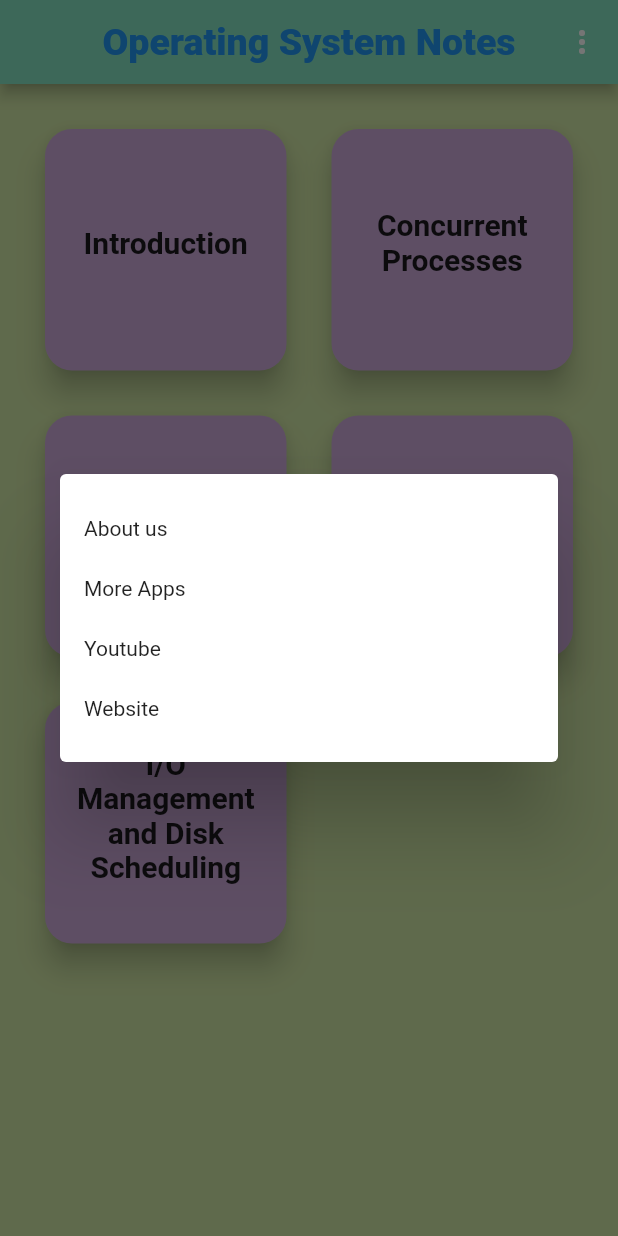
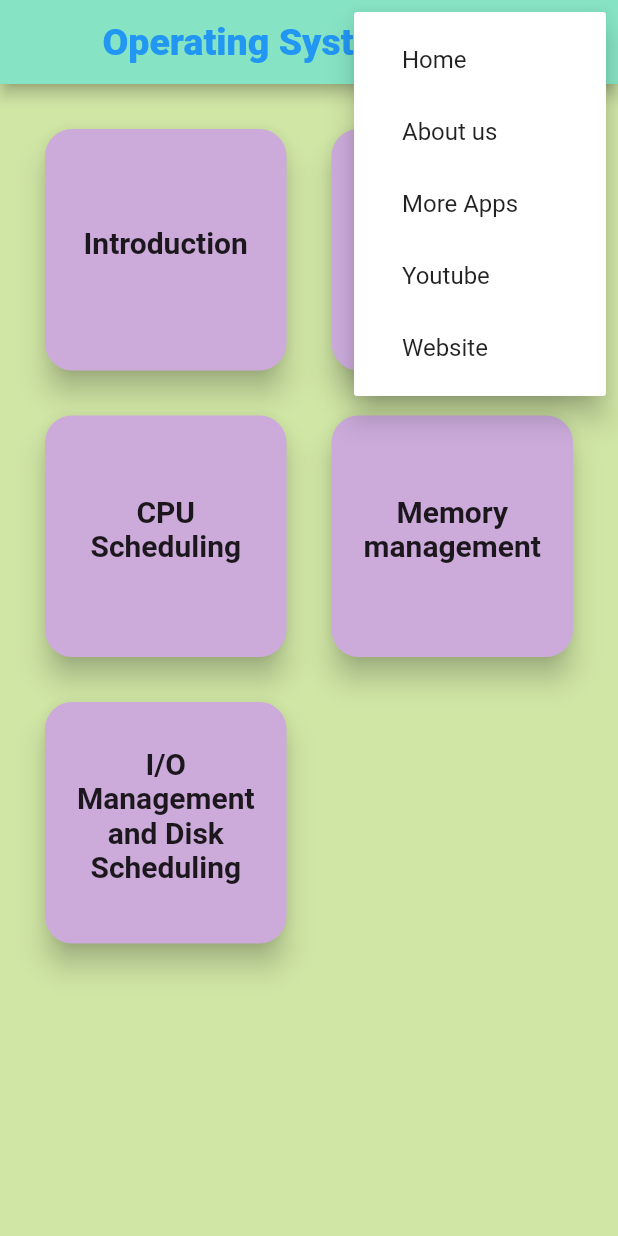
Before and after one commit to AmarjeetSrivastava/notestemplate, a Flutter app: the screen it shows after launch, after a tap on the "more vert" icon, on a phone screen of 412 x 824 dp. Run offline on Flutter 3.47's test engine with Material 2 defaults, Android fonts, the phone set to English and light mode, and no system bars.

Commit message:
popup-menu-added

```diff
--- a/lib/data/data.dart
+++ b/lib/data/data.dart
@@ -1,6 +1,8 @@
+import 'package:flutter/cupertino.dart';
 import 'package:my_notes/models/model.dart';
 import 'package:my_notes/pages/quiz.dart';
 import 'package:my_notes/pages/topics.dart';
+import 'package:my_notes/widgets/widgets.dart';
 
 const applicationName = "Operating System Notes";
 
@@ -285,138 +287,194 @@ final chapters = [
   Chapter(chapterName: "Introduction", topics: [
     Topic(
         name: "Operating System & Function",
-        widget: TopicName(title: "yahaa par name lana hai")),
+        widget: const TopicPage(
+            title: "Operating System & Function",
+            topicname: OperatingSystemFunction())),
     Topic(
         name: "Classifiation of Operating System",
-        widget: const TopicName(title: "title")),
+        widget: const TopicPage(title: "title", topicname: Center())),
     Topic(
         name: "Operating System Structure",
-        widget: const TopicName(title: "title")),
-    Topic(name: "System Components", widget: const TopicName(title: "title")),
+        widget: const TopicPage(title: "title", topicname: Center())),
+    Topic(
+        name: "System Components",
+        widget: const TopicPage(title: "title", topicname: Center())),
     Topic(
         name: "Operating System Services",
-        widget: const TopicName(title: "title")),
-    Topic(name: "Reenterent Kernels", widget: const TopicName(title: "title")),
+        widget: const TopicPage(title: "title", topicname: Center())),
+    Topic(
+        name: "Reenterent Kernels",
+        widget: const TopicPage(title: "title", topicname: Center())),
     Topic(name: "Quiz", widget: const Quiz1()),
   ]),
   Chapter(
     chapterName: "Concurrent Processes",
     topics: [
-      Topic(name: "Process Concept", widget: const TopicName(title: "title")),
+      Topic(
+          name: "Process Concept",
+          widget: const TopicPage(title: "title", topicname: Center())),
       Topic(
           name: "Principal of Concurrency",
-          widget: const TopicName(title: "title")),
+          widget: const TopicPage(title: "title", topicname: Center())),
       Topic(
           name: "Producer/Consumer Problem",
-          widget: const TopicName(title: "title")),
-      Topic(name: "Mutual Exclution", widget: const TopicName(title: "title")),
+          widget: const TopicPage(title: "title", topicname: Center())),
+      Topic(
+          name: "Mutual Exclution",
+          widget: const TopicPage(title: "title", topicname: Center())),
       Topic(
           name: "Critical Section Problem",
-          widget: const TopicName(title: "title")),
-      Topic(name: "Dekker's Solution", widget: const TopicName(title: "title")),
+          widget: const TopicPage(title: "title", topicname: Center())),
       Topic(
-          name: "PeterSon's Solution", widget: const TopicName(title: "title")),
-      Topic(name: "Semaphores", widget: const TopicName(title: "title")),
+          name: "Dekker's Solution",
+          widget: const TopicPage(title: "title", topicname: Center())),
+      Topic(
+          name: "PeterSon's Solution",
+          widget: const TopicPage(title: "title", topicname: Center())),
+      Topic(
+          name: "Semaphores",
+          widget: const TopicPage(title: "title", topicname: Center())),
       Topic(
           name: "Test and Set Operation",
-          widget: const TopicName(title: "title")),
+          widget: const TopicPage(title: "title", topicname: Center())),
       Topic(
           name: "Classical Problem in Concurrency",
-          widget: const TopicName(title: "title")),
+          widget: const TopicPage(title: "title", topicname: Center())),
       Topic(
           name: "Inter Process Communicationn",
-          widget: const TopicName(title: "title")),
+          widget: const TopicPage(title: "title", topicname: Center())),
       Topic(
-          name: "Process Generation", widget: const TopicName(title: "title")),
-      Topic(name: "Quiz", widget: const TopicName(title: "title")),
+          name: "Process Generation",
+          widget: const TopicPage(title: "title", topicname: Center())),
+      Topic(
+          name: "Quiz",
+          widget: const TopicPage(title: "title", topicname: Center())),
     ],
   ),
   Chapter(
     chapterName: "CPU Scheduling",
     topics: [
       Topic(
-          name: "Scheduling Concepts", widget: const TopicName(title: "title")),
+          name: "Scheduling Concepts",
+          widget: const TopicPage(title: "title", topicname: Center())),
       Topic(
           name: "Performance Criteria",
-          widget: const TopicName(title: "title")),
-      Topic(name: "Process States", widget: const TopicName(title: "title")),
+          widget: const TopicPage(title: "title", topicname: Center())),
+      Topic(
+          name: "Process States",
+          widget: const TopicPage(title: "title", topicname: Center())),
       Topic(
           name: "Process Transition Diagram",
-          widget: const TopicName(title: "title")),
-      Topic(name: "Schedulers", widget: const TopicName(title: "title")),
+          widget: const TopicPage(title: "title", topicname: Center())),
+      Topic(
+          name: "Schedulers",
+          widget: const TopicPage(title: "title", topicname: Center())),
       Topic(
           name: "Process Control Block",
-          widget: const TopicName(title: "title")),
+          widget: const TopicPage(title: "title", topicname: Center())),
       Topic(
           name: "Process Address Space",
-          widget: const TopicName(title: "title")),
+          widget: const TopicPage(title: "title", topicname: Center())),
       Topic(
           name: "Process Identification Informatiion",
-          widget: const TopicName(title: "title")),
+          widget: const TopicPage(title: "title", topicname: Center())),
       Topic(
           name: "Threads and their Management",
-          widget: const TopicName(title: "title")),
+          widget: const TopicPage(title: "title", topicname: Center())),
       Topic(
           name: "Scheduling Algorithms",
-          widget: const TopicName(title: "title")),
+          widget: const TopicPage(title: "title", topicname: Center())),
       Topic(
           name: "MultiProcessor Scheduling",
-          widget: const TopicName(title: "title")),
-      Topic(name: "Deadlock", widget: const TopicName(title: "title")),
-      Topic(name: "Quiz", widget: const TopicName(title: "title")),
+          widget: const TopicPage(title: "title", topicname: Center())),
+      Topic(
+          name: "Deadlock",
+          widget: const TopicPage(title: "title", topicname: Center())),
+      Topic(
+          name: "Quiz",
+          widget: const TopicPage(title: "title", topicname: Center())),
     ],
   ),
   Chapter(
     chapterName: "Memory management",
     topics: [
-      Topic(name: "Base Bare Machine", widget: const TopicName(title: "title")),
-      Topic(name: "Resident Monitor", widget: const TopicName(title: "title")),
+      Topic(
+          name: "Base Bare Machine",
+          widget: const TopicPage(title: "title", topicname: Center())),
+      Topic(
+          name: "Resident Monitor",
+          widget: const TopicPage(title: "title", topicname: Center())),
       Topic(
           name: "Multiprogramming with Fixed Partition",
-          widget: const TopicName(title: "title")),
+          widget: const TopicPage(title: "title", topicname: Center())),
       Topic(
           name: "MultiProgramming with Variable Partition",
-          widget: const TopicName(title: "title")),
-      Topic(name: "Protection Scemes", widget: const TopicName(title: "title")),
-      Topic(name: "Paging", widget: const TopicName(title: "title")),
-      Topic(name: "Segmentaion", widget: const TopicName(title: "title")),
+          widget: const TopicPage(title: "title", topicname: Center())),
       Topic(
-          name: "Paged Segmentation", widget: const TopicName(title: "title")),
+          name: "Protection Scemes",
+          widget: const TopicPage(title: "title", topicname: Center())),
+      Topic(
+          name: "Paging",
+          widget: const TopicPage(title: "title", topicname: Center())),
+      Topic(
+          name: "Segmentaion",
+          widget: const TopicPage(title: "title", topicname: Center())),
+      Topic(
+          name: "Paged Segmentation",
+          widget: const TopicPage(title: "title", topicname: Center())),
       Topic(
           name: "Virtual Memory Concepts",
-          widget: const TopicName(title: "title")),
-      Topic(name: "Demand Paging", widget: const TopicName(title: "title")),
+          widget: const TopicPage(title: "title", topicname: Center())),
+      Topic(
+          name: "Demand Paging",
+          widget: const TopicPage(title: "title", topicname: Center())),
       Topic(
           name: "Page Replacement Algorithms",
-          widget: const TopicName(title: "title")),
-      Topic(name: "Thrasing", widget: const TopicName(title: "title")),
+          widget: const TopicPage(title: "title", topicname: Center())),
+      Topic(
+          name: "Thrasing",
+          widget: const TopicPage(title: "title", topicname: Center())),
       Topic(
           name: "Cache Memory Organization",
-          widget: const TopicName(title: "title")),
+          widget: const TopicPage(title: "title", topicname: Center())),
       Topic(
           name: "Locality of Reference",
-          widget: const TopicName(title: "title")),
-      Topic(name: "Quiz", widget: const TopicName(title: "title")),
+          widget: const TopicPage(title: "title", topicname: Center())),
+      Topic(
+          name: "Quiz",
+          widget: const TopicPage(title: "title", topicname: Center())),
     ],
   ),
   Chapter(
     chapterName: "I/O Management and Disk Scheduling",
     topics: [
-      Topic(name: "I/O Devices", widget: const TopicName(title: "title")),
-      Topic(name: "I/O Subsystems", widget: const TopicName(title: "title")),
-      Topic(name: "I/O Bufferings", widget: const TopicName(title: "title")),
+      Topic(
+          name: "I/O Devices",
+          widget: const TopicPage(title: "title", topicname: Center())),
+      Topic(
+          name: "I/O Subsystems",
+          widget: const TopicPage(title: "title", topicname: Center())),
+      Topic(
+          name: "I/O Bufferings",
+          widget: const TopicPage(title: "title", topicname: Center())),
       Topic(
           name: "Disk Storage and Disk Scheduling",
-          widget: const TopicName(title: "title")),
-      Topic(name: "RAID", widget: const TopicName(title: "title")),
-      Topic(name: "File System", widget: const TopicName(title: "title")),
+          widget: const TopicPage(title: "title", topicname: Center())),
+      Topic(
+          name: "RAID",
+          widget: const TopicPage(title: "title", topicname: Center())),
+      Topic(
+          name: "File System",
+          widget: const TopicPage(title: "title", topicname: Center())),
       Topic(
           name: "File System Implementation",
-          widget: const TopicName(title: "title")),
+          widget: const TopicPage(title: "title", topicname: Center())),
       Topic(
           name: "File System Protection and Security",
-          widget: const TopicName(title: "title")),
-      Topic(name: "Quiz", widget: const TopicName(title: "title")),
+          widget: const TopicPage(title: "title", topicname: Center())),
+      Topic(
+          name: "Quiz",
+          widget: const TopicPage(title: "title", topicname: Center())),
     ],
   ),
 ];
--- a/lib/models/model.dart
+++ b/lib/models/model.dart
@@ -22,11 +22,11 @@ class Answers {
 
 //Topic Model
 class Topic {
-  String name;
-  Widget widget;
+  String? name;
+  Widget? widget;
   Topic({
-    required this.name,
-    required this.widget,
+    this.name,
+    this.widget,
   });
 }
 
--- a/lib/pages/chapters.dart
+++ b/lib/pages/chapters.dart
@@ -36,7 +36,7 @@ class CardDesign extends StatelessWidget {
                     context,
                     MaterialPageRoute(
                         builder: (context) =>
-                            chapters[indexing].topics[index].widget),
+                            chapters[indexing].topics[index].widget!),
                   );
                 },
                 child: Column(
@@ -46,7 +46,7 @@ class CardDesign extends StatelessWidget {
                       height: 5,
                     ),
                     Text(
-                      chapters[indexing].topics[index].name,
+                      chapters[indexing].topics[index].name!,
                       textAlign: TextAlign.center,
                       style: cardStyle,
                     ),
--- a/lib/pages/quiz.dart
+++ b/lib/pages/quiz.dart
@@ -187,7 +187,7 @@ class _Quiz1State extends State<Quiz1> {
                   },
                   child: Text(
                     endQuiz ? 'Result' : 'Next Question',
-                    style: const TextStyle(fontSize: 25, color: Colors.white),
+                    style: restartStyle,
                   ),
                 ),
               ),
@@ -196,8 +196,7 @@ class _Quiz1State extends State<Quiz1> {
               padding: const EdgeInsets.all(15.0),
               child: Text(
                 '${_questionNo + 1}/${questions.length}',
-                style: const TextStyle(
-                    fontSize: 40.0, fontWeight: FontWeight.bold),
+                style: cardStyle.copyWith(fontWeight: FontWeight.bold),
               ),
             ),
             const SizedBox(
--- a/lib/pages/quiz_results.dart
+++ b/lib/pages/quiz_results.dart
@@ -1,5 +1,6 @@
 import 'package:flutter/material.dart';
 import 'package:my_notes/pages/quiz.dart';
+import 'package:my_notes/themes.dart';
 
 class Results extends StatelessWidget {
   final int totalScore;
@@ -11,17 +12,13 @@ class Results extends StatelessWidget {
   @override
   Widget build(BuildContext context) {
     return Scaffold(
-      backgroundColor: Colors.teal.shade50,
+      backgroundColor: resultbackgroundcolor,
       appBar: AppBar(
         elevation: 6,
-        shadowColor: Colors.teal,
+        shadowColor: quizColor,
         title: const Text(
           'Results',
-          style: TextStyle(
-            color: Colors.tealAccent,
-            fontWeight: FontWeight.bold,
-            fontSize: 30,
-          ),
+          style: resultStyle,
         ),
         backgroundColor: Colors.teal.shade500,
         centerTitle: true,
@@ -38,20 +35,16 @@ class Results extends StatelessWidget {
                       ? 'Congratulations! Your final score is: $totalScore'
                       : 'Your final score is: $totalScore. Better luck next time!',
                   textAlign: TextAlign.center,
-                  style: TextStyle(
-                    fontSize: 40.0,
-                    color: Colors.teal.shade900,
-                    fontWeight: FontWeight.bold,
-                  ),
+                  style: resultTextStyle,
                 ),
               ),
               const SizedBox(
                 height: 20,
               ),
               Material(
-                color: Colors.teal.shade600,
+                color: quizButtonColor,
                 borderRadius: BorderRadius.circular(15),
-                shadowColor: Colors.teal.shade900,
+                shadowColor: quizColor,
                 elevation: 12,
                 child: MaterialButton(
                     minWidth: MediaQuery.of(context).size.width,
@@ -63,7 +56,7 @@ class Results extends StatelessWidget {
                     },
                     child: const Text(
                       "Restart Quiz",
-                      style: TextStyle(fontSize: 25, color: Colors.white),
+                      style: restartStyle,
                     )),
               ),
             ]),
--- a/lib/pages/topics.dart
+++ b/lib/pages/topics.dart
@@ -1,20 +1,12 @@
-import 'package:bulleted_list/bulleted_list.dart';
 import 'package:flutter/material.dart';
 import 'package:my_notes/themes.dart';
-import 'package:my_notes/widgets/widgets.dart';
 
-class TopicName extends StatelessWidget {
-  final String title;
-  const TopicName({Key? key, required this.title}) : super(key: key);
+class OperatingSystemFunction extends StatelessWidget {
+  const OperatingSystemFunction({Key? key}) : super(key: key);
 
   @override
   Widget build(BuildContext context) {
-    return Scaffold(
-      appBar: MyAppBar(title: title),
-      body: SingleChildScrollView(
-        child: Container(
-          padding: const EdgeInsets.all(30),
-          child: Column(
+    return Column(
       mainAxisAlignment: MainAxisAlignment.start,
       crossAxisAlignment: CrossAxisAlignment.start,
       children: [
@@ -32,7 +24,7 @@ class TopicName extends StatelessWidget {
           width: MediaQuery.of(context).size.width,
         ),
         const Text(
-                "this is Second title",
+          "This is Second title",
           style: textTitleStyle,
         ),
         const Text(
@@ -44,25 +36,10 @@ class TopicName extends StatelessWidget {
           height: 15,
         ),
         const Text(
-                "this is third title",
+          "This is third title",
           style: textTitleStyle,
         ),
-              const BulletedList(listItems: [
-                Text(
-                  "dataVaunted he below love to dome name a caught the glorious, lineage ways honeyed crime superstition mote to. It losel.",
-                  textAlign: TextAlign.justify,
-                  style: textStyle,
-                ),
-                Text(
-                  "dataVaunted he below love to dome name a caught the glorious, lineage ways honeyed crime superstition mote to. It losel.",
-                  textAlign: TextAlign.justify,
-                  style: textStyle,
-                ),
-              ])
       ],
-          ),
-        ),
-      ),
     );
   }
 }
--- a/lib/themes.dart
+++ b/lib/themes.dart
@@ -7,6 +7,8 @@ const topicColor = Color(0xffffdd94);
 const contentColor = Color(0xfffab97b);
 const appBarTitleColor = Colors.blue;
 const quizColor = Colors.teal;
+final resultbackgroundcolor = quizColor.shade50;
+final quizButtonColor = quizColor.shade600;
 
 const cardStyle = TextStyle(
   fontWeight: FontWeight.bold,
@@ -27,3 +29,14 @@ const textStyle = TextStyle(
   fontWeight: FontWeight.w600,
   color: Colors.black,
 );
+const resultStyle = TextStyle(
+  color: Colors.tealAccent,
+  fontWeight: FontWeight.bold,
+  fontSize: 30,
+);
+const resultTextStyle = TextStyle(
+  fontSize: 40.0,
+  color: quizColor,
+  fontWeight: FontWeight.bold,
+);
+const restartStyle = TextStyle(fontSize: 25, color: Colors.white);
--- a/lib/widgets/widgets.dart
+++ b/lib/widgets/widgets.dart
@@ -15,87 +15,87 @@ class MyAppBar extends StatelessWidget with PreferredSizeWidget {
     return AppBar(
       backgroundColor: appBarColor,
       centerTitle: true,
+      leading: title != applicationName
+          ? IconButton(
+              onPressed: () async {
+                Navigator.pop(context);
+              },
+              icon: const Icon(Icons.arrow_back_ios_new))
+          : null,
       title: Text(
         title,
         style: titleStyle,
       ),
       actions: [
-        IconButton(
-            onPressed: () {
-              showDialog(
-                  context: context,
-                  builder: (context) => Dialog(
-                        child: ListView(
-                            padding: const EdgeInsets.symmetric(vertical: 16),
-                            shrinkWrap: true,
-                            children: [
-                              title != applicationName
-                                  ? InkWell(
+        PopupMenuButton(
+          itemBuilder: (context) => [
+            PopupMenuItem(
+                child: InkWell(
               onTap: () async {
                 Navigator.pop(context);
                 Navigator.of(context).pop();
               },
               child: Container(
-                                        padding: const EdgeInsets.symmetric(
-                                            vertical: 12, horizontal: 16),
+                padding:
+                    const EdgeInsets.symmetric(vertical: 12, horizontal: 16),
                 child: const Text("Home"),
               ),
-                                    )
-                                  : Container(),
-                              title != "About Us"
-                                  ? InkWell(
+            )),
+            PopupMenuItem(
+                child: InkWell(
               onTap: () async {
                 Navigator.pop(context);
                 Navigator.of(context).push(
-                                            MaterialPageRoute(
-                                                builder: (context) =>
-                                                    const AboutUs()));
+                    MaterialPageRoute(builder: (context) => const AboutUs()));
               },
               child: Container(
-                                        padding: const EdgeInsets.symmetric(
-                                            vertical: 12, horizontal: 16),
+                padding:
+                    const EdgeInsets.symmetric(vertical: 12, horizontal: 16),
                 child: const Text("About us"),
               ),
-                                    )
-                                  : Container(),
-                              InkWell(
+            )),
+            PopupMenuItem(
+              child: InkWell(
                 onTap: () async {
                   Navigator.pop(context);
                   launch(
                       "https://play.google.com/store/apps/developer?id=papaya+coders");
                 },
                 child: Container(
-                                  padding: const EdgeInsets.symmetric(
-                                      vertical: 12, horizontal: 16),
+                  padding:
+                      const EdgeInsets.symmetric(vertical: 12, horizontal: 16),
                   child: const Text("More Apps"),
                 ),
               ),
-                              InkWell(
+            ),
+            PopupMenuItem(
+              child: InkWell(
                 onTap: () async {
                   Navigator.pop(context);
                   launch("https://youtube.com/c/papayacoders");
                 },
                 child: Container(
-                                  padding: const EdgeInsets.symmetric(
-                                      vertical: 12, horizontal: 16),
+                  padding:
+                      const EdgeInsets.symmetric(vertical: 12, horizontal: 16),
                   child: const Text("Youtube"),
                 ),
               ),
-                              InkWell(
+            ),
+            PopupMenuItem(
+              child: InkWell(
                 onTap: () async {
                   Navigator.pop(context);
                   launch("https://papayacoders.com");
                 },
                 child: Container(
-                                  padding: const EdgeInsets.symmetric(
-                                      vertical: 12, horizontal: 16),
+                  padding:
+                      const EdgeInsets.symmetric(vertical: 12, horizontal: 16),
                   child: const Text("Website"),
                 ),
               ),
-                            ]),
-                      ));
-            },
-            icon: const Icon(Icons.more_vert))
+            ),
+          ],
+        )
       ],
     );
   }
@@ -154,6 +154,22 @@ class MyChapters extends StatelessWidget {
   }
 }
 
+class TopicPage extends StatelessWidget {
+  final String title;
+  final Widget topicname;
+  const TopicPage({Key? key, required this.title, required this.topicname})
+      : super(key: key);
+
+  @override
+  Widget build(BuildContext context) {
+    return Scaffold(
+      appBar: MyAppBar(title: title),
+      body: SingleChildScrollView(
+        child: Container(padding: const EdgeInsets.all(30), child: topicname),
+      ),
+    );
+  }
+}
 // class MyTopics extends StatelessWidget {
 //   final indexxs;
 //   const MyTopics({
--- a/pubspec.yaml
+++ b/pubspec.yaml
@@ -38,6 +38,7 @@ dependencies:
   google_fonts: ^2.3.1
   bulleted_list: ^0.0.1+0.1a
   url_launcher: ^6.0.20
+  staggered_grid_view_flutter: ^0.0.4
 
 dev_dependencies:
   flutter_test:
```
Also changed, not shown: pubspec.lock. Lines whose indentation alone changed are shown as unchanged.
